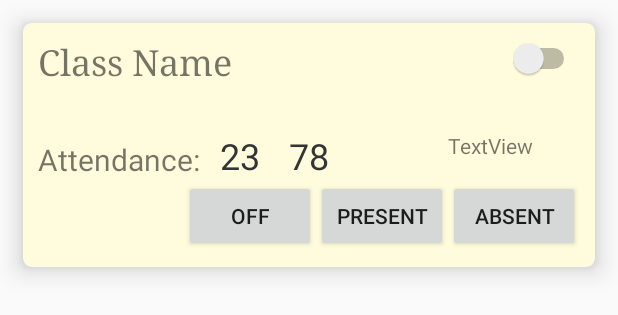
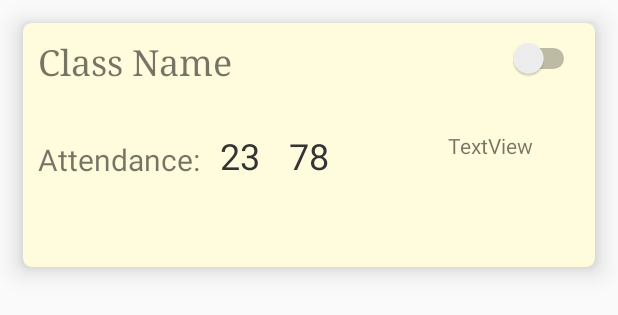
Before and after one commit to Shivamdhuria/AttendanceKeeper, an Android app: the layout list_row.xml on its own in the app's theme, with its tools: preview values and no code run, on a phone screen of 412 x 824 dp. Shown: the top 315 px of the screen. Run offline under Robolectric (Android 15) with nearby library versions, the phone set to English and light mode, and no system bars.

Commit message:
Extracting name from class                                      Diplaying name and number in listview                                      Spacng in listview                                      listview view                                      listview buton/switch                                      Updated Everything with invi buttons

```diff
--- a/app/src/main/java/com/elixer/attendancekeeper/ListViewAdapter.java
+++ b/app/src/main/java/com/elixer/attendancekeeper/ListViewAdapter.java
@@ -107,7 +107,9 @@ public class ListViewAdapter extends ArrayAdapter<Class> {
         Log.e("BOOOLEAN",found.toString());
         if(found){
             Log.e("INVI","INVIIIII");
-            buttonAbsent.setVisibility(View.INVISIBLE);
+            buttonAbsent.setVisibility(View.VISIBLE);
+            buttonPresent.setVisibility(View.VISIBLE);
+            buttonOff.setVisibility(View.VISIBLE);
         }
 
 
--- a/app/src/main/res/layout/list_row.xml
+++ b/app/src/main/res/layout/list_row.xml
@@ -79,7 +79,8 @@
         android:layout_height="wrap_content"
         android:id="@+id/button_present"
         android:layout_below="@+id/attendance"
-        android:layout_toStartOf="@+id/button_absent" />
+        android:layout_toStartOf="@+id/button_absent"
+        android:visibility="invisible" />
 
     <Button
         android:text="Absent"
@@ -88,7 +89,8 @@
         android:id="@+id/button_absent"
         android:layout_alignBaseline="@+id/button_present"
         android:layout_alignBottom="@+id/button_present"
-        android:layout_alignParentEnd="true" />
+        android:layout_alignParentEnd="true"
+        android:visibility="invisible" />
 
     <TextView
         android:text="TextView"
@@ -112,7 +114,8 @@
         android:id="@+id/button_off"
         android:layout_alignBaseline="@+id/button_present"
         android:layout_alignBottom="@+id/button_present"
-        android:layout_toStartOf="@+id/button_present" />
+        android:layout_toStartOf="@+id/button_present"
+        android:visibility="invisible" />
     <!-- Rightend Duration -->
 
 
```
